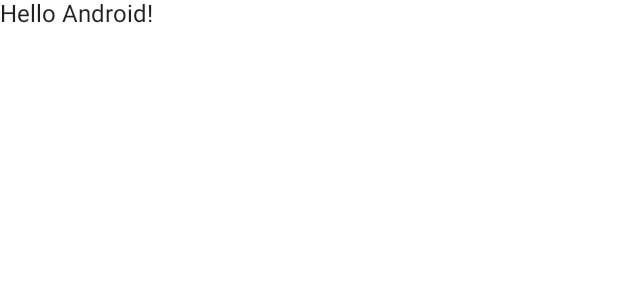
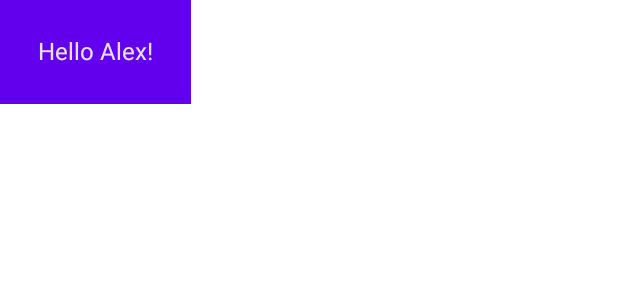
Before and after one commit to Alex-mumo/ComposeBasics, an Android app built with Jetpack Compose: the @Preview function DefaultPreview, on a phone screen of 412 x 824 dp. Shown: the top 300 px of the screen. Run offline under Robolectric (Android 15) with nearby library versions, the phone set to English and light mode, and no system bars.

Commit message:
Initial commit

```diff
--- a/app/src/main/java/com/example/composebasics/MainActivity.kt
+++ b/app/src/main/java/com/example/composebasics/MainActivity.kt
@@ -3,36 +3,54 @@ package com.example.composebasics
 import android.os.Bundle
 import androidx.activity.ComponentActivity
 import androidx.activity.compose.setContent
+import androidx.compose.foundation.layout.padding
 import androidx.compose.material.MaterialTheme
 import androidx.compose.material.Surface
 import androidx.compose.material.Text
 import androidx.compose.runtime.Composable
+import androidx.compose.ui.Modifier
 import androidx.compose.ui.tooling.preview.Preview
+import androidx.compose.ui.unit.dp
 import com.example.composebasics.ui.theme.ComposeBasicsTheme
 
 class MainActivity : ComponentActivity() {
     override fun onCreate(savedInstanceState: Bundle?) {
         super.onCreate(savedInstanceState)
+
+        //compose functions here
         setContent {
             ComposeBasicsTheme {
+                App()
                 // A surface container using the 'background' color from the theme
-                Surface(color = MaterialTheme.colors.background) {
-                    Greeting("Android")
-                }
+                //Surface(color = MaterialTheme.colors.background) {
+                    //Greeting("Alex")
+
             }
         }
+    }
+
+
+}
+@Composable
+private fun App() {
+    Surface(color = MaterialTheme.colors.background){
+        Greeting("Alex")
+
     }
 }
 
 @Composable
 fun Greeting(name: String) {
-    Text(text = "Hello $name!")
+    Surface(color = MaterialTheme.colors.primary) {
+        Text(text = "Hello $name!", modifier = Modifier.padding(25.dp))
+    }
 }
 
-@Preview(showBackground = true)
+
+@Preview(showBackground = true, name = "Firstname")
 @Composable
 fun DefaultPreview() {
     ComposeBasicsTheme {
-        Greeting("Android")
+        App()
     }
 }
```
